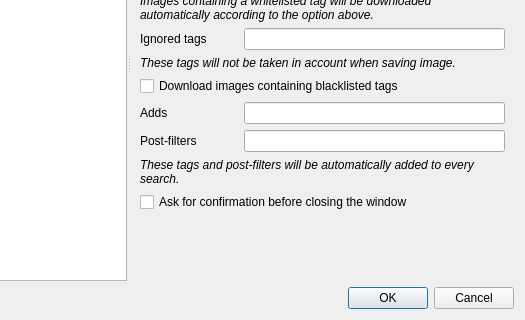
Bionus/imgbrd-grabber, file gui/src/settings/options-window.ui: the form before one commit; both pictures show x 141 to 666 and y 166 to 486 of the 666 by 486 pixel window.
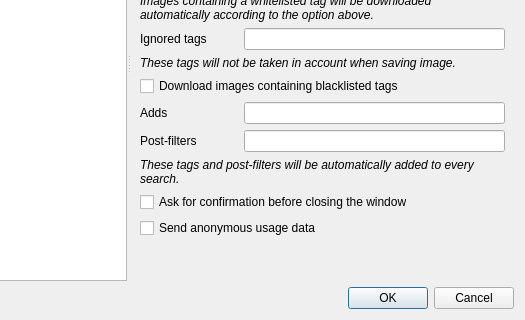
The form after the commit. Icons and pictures are not drawn.

Commit message: Send basic usage data

```diff
--- a/gui/src/settings/options-window.ui
+++ b/gui/src/settings/options-window.ui
@@ -358,6 +358,13 @@
         <item row="10" column="1">
          <widget class="QLineEdit" name="lineGlobalPostFilter"/>
         </item>
+        <item row="13" column="0" colspan="2">
+         <widget class="QCheckBox" name="checkSendUsageData">
+          <property name="text">
+           <string>Send anonymous usage data</string>
+          </property>
+         </widget>
+        </item>
        </layout>
        <zorder>label</zorder>
        <zorder>comboLanguages</zorder>
```
Left out of the diff: 5 changed lines with no effect on the pictures. The commit also changes 6 other files.
